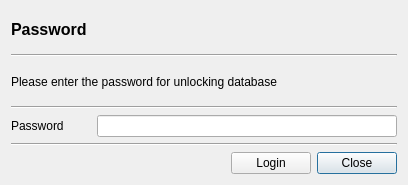
Before: the Qt Designer form CertMan/login_dlg.ui in jykim74/CertMan, drawn with Qt 5.
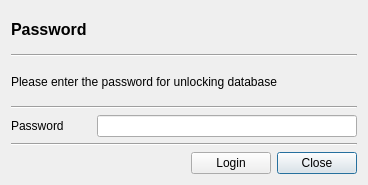
After: the same form once the commit is applied.

Commit message: UI 개선

Patch:
```diff
--- a/CertMan/login_dlg.ui
+++ b/CertMan/login_dlg.ui
@@ -6,7 +6,7 @@
    <rect>
     <x>0</x>
     <y>0</y>
-    <width>408</width>
+    <width>368</width>
     <height>185</height>
    </rect>
   </property>
@@ -65,6 +65,12 @@
      </item>
      <item row="0" column="1">
       <widget class="QLineEdit" name="mPasswdText">
+       <property name="minimumSize">
+        <size>
+         <width>200</width>
+         <height>0</height>
+        </size>
+       </property>
        <property name="font">
         <font/>
        </property>
```
